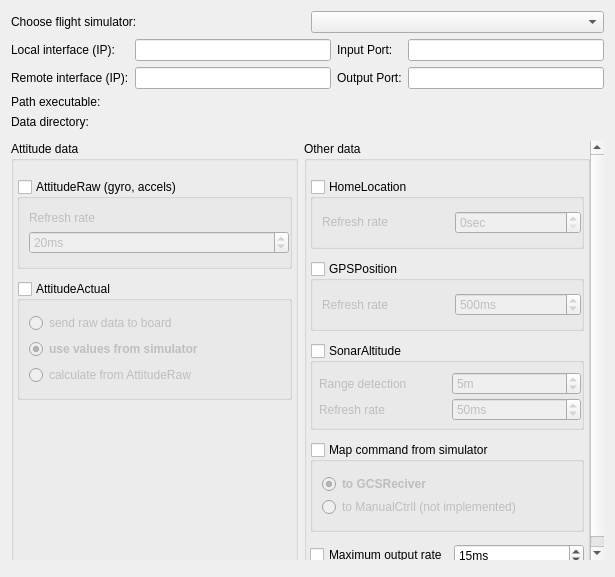
Qt form ground/openpilotgcs/src/plugins/hitlv2/hitlv2optionspage.ui (openpilot/OpenPilot) before a commit.
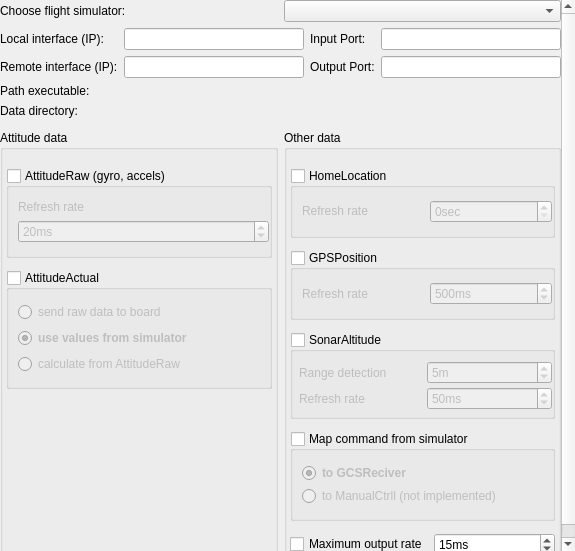
The same form after that commit. Custom widgets are drawn as their Qt base class.

Commit message: added scroll areas to all the preference settings screens

Diff of the .ui file:
```diff
--- a/ground/openpilotgcs/src/plugins/hitlv2/hitlv2optionspage.ui
+++ b/ground/openpilotgcs/src/plugins/hitlv2/hitlv2optionspage.ui
@@ -6,14 +6,41 @@
    <rect>
     <x>0</x>
     <y>0</y>
-    <width>615</width>
-    <height>577</height>
+    <width>575</width>
+    <height>551</height>
    </rect>
   </property>
   <property name="windowTitle">
    <string>Form</string>
   </property>
+  <layout class="QVBoxLayout" name="verticalLayout_8">
+   <property name="margin">
+    <number>0</number>
+   </property>
+   <item>
+    <widget class="QScrollArea" name="scrollArea">
+     <property name="frameShape">
+      <enum>QFrame::NoFrame</enum>
+     </property>
+     <property name="frameShadow">
+      <enum>QFrame::Plain</enum>
+     </property>
+     <property name="widgetResizable">
+      <bool>true</bool>
+     </property>
+     <widget class="QWidget" name="scrollAreaWidgetContents_2">
+      <property name="geometry">
+       <rect>
+        <x>0</x>
+        <y>0</y>
+        <width>560</width>
+        <height>552</height>
+       </rect>
+      </property>
   <layout class="QVBoxLayout" name="verticalLayout">
+       <property name="margin">
+        <number>0</number>
+       </property>
    <item>
     <layout class="QHBoxLayout" name="horizontalLayout">
      <item>
@@ -136,30 +163,6 @@
       <number>6</number>
      </property>
      <item>
-      <widget class="QScrollArea" name="scrollArea">
-       <property name="frameShape">
-        <enum>QFrame::NoFrame</enum>
-       </property>
-       <property name="frameShadow">
-        <enum>QFrame::Plain</enum>
-       </property>
-       <property name="widgetResizable">
-        <bool>true</bool>
-       </property>
-       <widget class="QWidget" name="scrollAreaWidgetContents_2">
-        <property name="geometry">
-         <rect>
-          <x>0</x>
-          <y>0</y>
-          <width>574</width>
-          <height>391</height>
-         </rect>
-        </property>
-        <layout class="QHBoxLayout" name="horizontalLayout_4">
-         <property name="margin">
-          <number>0</number>
-         </property>
-         <item>
           <widget class="QGroupBox" name="groupBox">
            <property name="title">
             <string>Attitude data</string>
@@ -691,10 +694,10 @@
           </widget>
          </item>
         </layout>
-       </widget>
-      </widget>
-     </item>
-    </layout>
+       </item>
+      </layout>
+     </widget>
+    </widget>
    </item>
   </layout>
  </widget>
```
Lines whose indentation alone changed are shown as unchanged. The commit also changes 13 other files.
